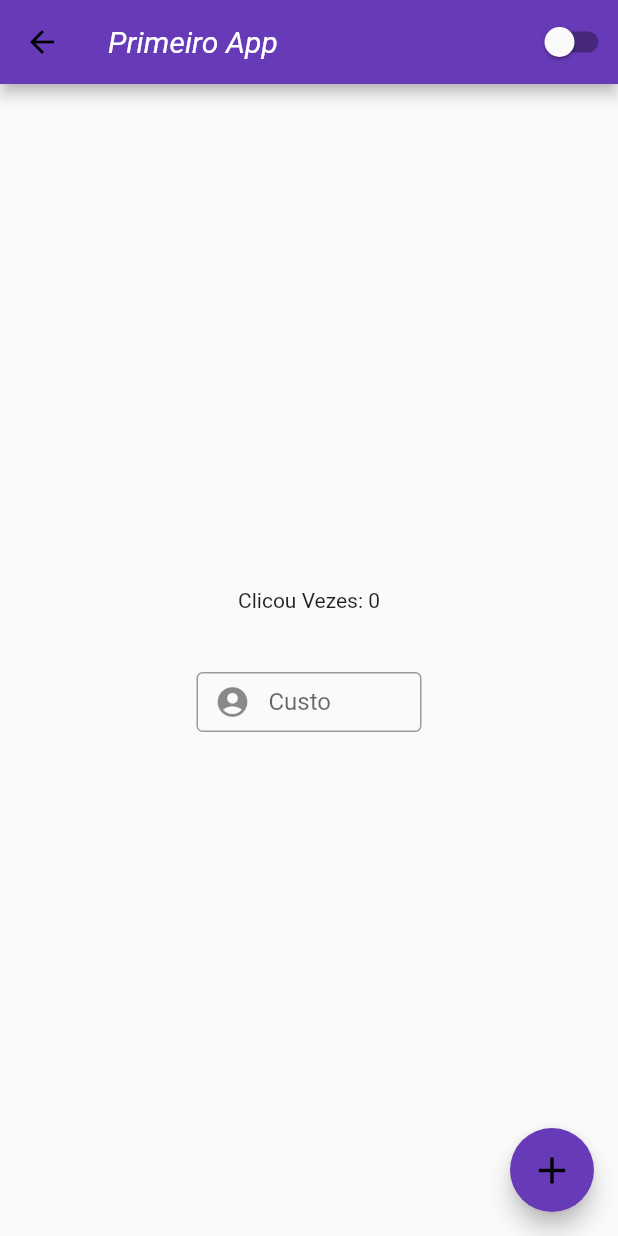
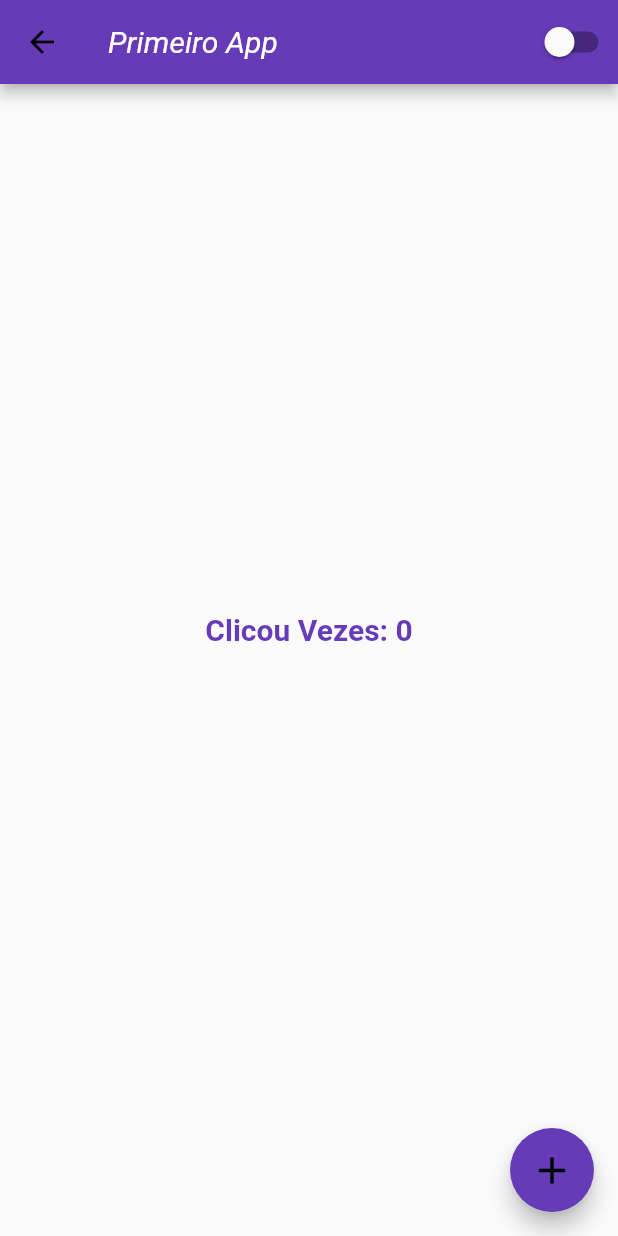
Before and after one commit to fabiojsantosdev/curso_flutter, a Flutter app: the HomePage screen opened by its route, on a phone screen of 412 x 824 dp. Run offline on Flutter 3.47's test engine with Material 2 defaults, Android fonts, the light colour scheme and no system bars.

Commit message:
Remob TextField

```diff
--- a/Primeiro_app/lib/home_page.dart
+++ b/Primeiro_app/lib/home_page.dart
@@ -25,30 +25,18 @@ class HomePageState extends State<HomePage> {
         ],
       ),
 
-      body: Container(
+      body: SizedBox(
         width: double.infinity,
         height: double.infinity,
 
         child: Column(
           mainAxisAlignment: MainAxisAlignment.center,
           children: [
-            Text('Clicou Vezes: $counter'),
+            Text('Clicou Vezes: $counter', style: const TextStyle(
+                fontSize: 20,color: Colors.deepPurple,fontWeight: FontWeight.bold),
+            ),
             Container(
               height: 40,
-            ),
-            const SizedBox(
-              height: 40,
-              width: 150,
-              child: TextField(
-                decoration: InputDecoration(
-                  prefixIcon: Icon(
-                      Icons.account_circle),
-                  border: OutlineInputBorder(
-                  ),
-                  labelText: 'Custo',
-                ),
-                textAlign: TextAlign.center,
-              ),
             ),
           ],
         ),
--- a/Primeiro_app/lib/login_page.dart
+++ b/Primeiro_app/lib/login_page.dart
@@ -26,7 +26,7 @@ class _LoginPageState extends State<LoginPage> {
           child: Column(
             mainAxisAlignment: MainAxisAlignment.center,
             children: [
-              Container(
+              SizedBox(
                 width: 120,
                 height: 120,
                 child: Image.asset('assets/images/icon_login.png'),
```
